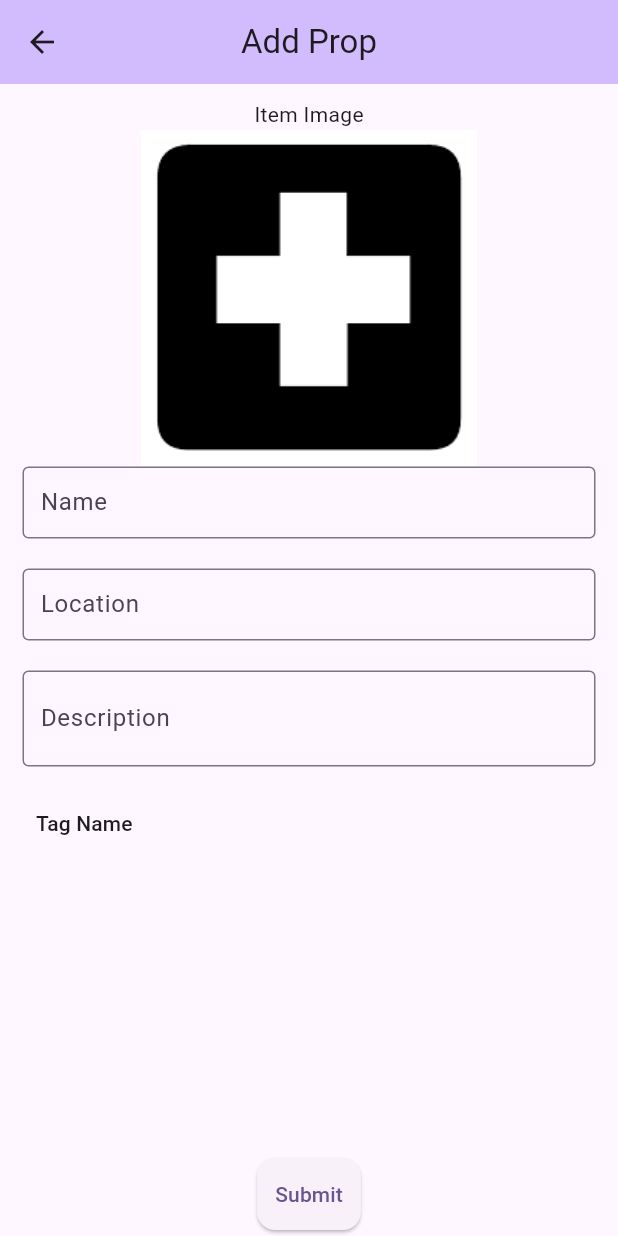
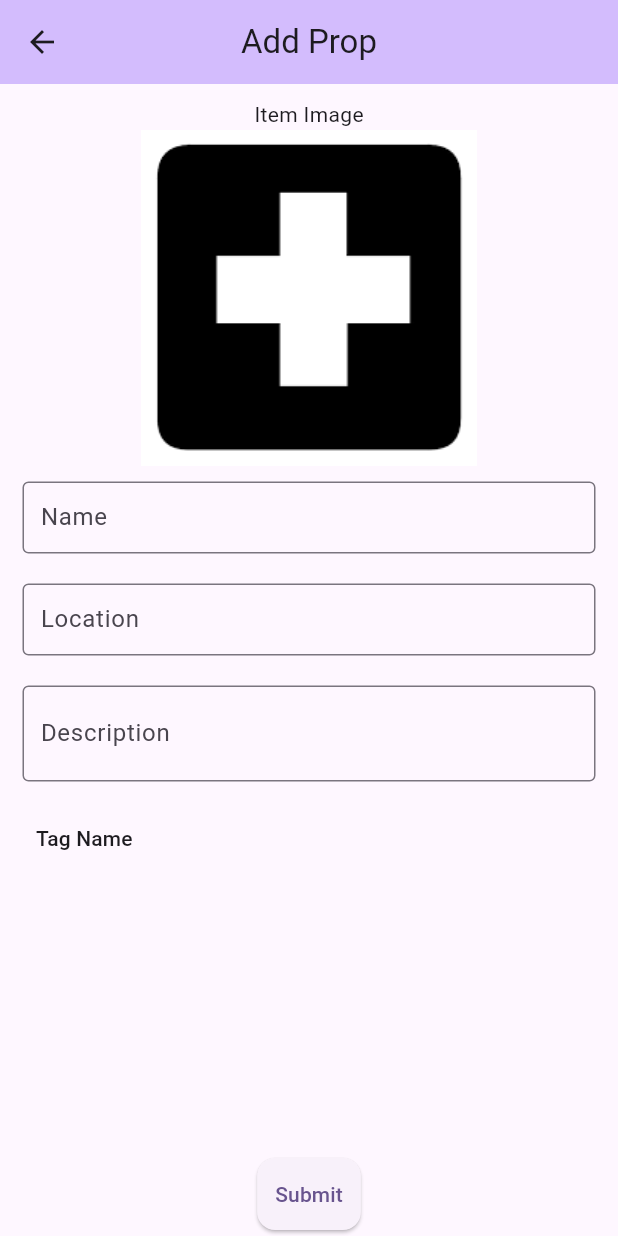
Before and after one commit to StarFall1411/stage_manager, a Flutter app: the AddItemPage screen opened directly with empty values, on a phone screen of 412 x 824 dp. Run offline on Flutter 3.47's test engine with Material 3 defaults, Android fonts, the phone set to English and light mode, and no system bars; our stand-ins replace image_picker, isar; accounts and stored records are empty; generated files the repository leaves out were written again.

Commit message:
Changed picked images to visually look better

```diff
--- a/lib/pages/add_item.dart
+++ b/lib/pages/add_item.dart
@@ -75,10 +75,12 @@ class _AddItemPageState extends State<AddItemPage> {
                       _image!,
                       height: 225.0,
                       width: 225.0,
+                fit: BoxFit.cover,
                     ),
             ),
             //TODO put a button to default to the default photo
             //TODO put something to help the user to know to tap to take a new photo
+            SizedBox(height: 10.0,),
             SizedBox(
               width: screenWidth - 30.0, //TODO decide on width
               child: TextField(
```
